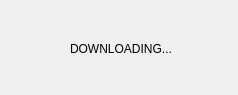
Qt form PRAGA/formDownload.ui (gaowudao/CRITERIA3D) before a commit.
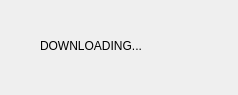
The same form after that commit.

Commit message: speed download

```diff
--- a/PRAGA/formDownload.ui
+++ b/PRAGA/formDownload.ui
@@ -16,13 +16,16 @@
   <property name="autoFillBackground">
    <bool>true</bool>
   </property>
-  <widget class="QLabel" name="label">
+  <widget class="QLabel" name="mainLabel">
+   <property name="enabled">
+    <bool>true</bool>
+   </property>
    <property name="geometry">
     <rect>
-     <x>70</x>
-     <y>40</y>
-     <width>107</width>
-     <height>18</height>
+     <x>40</x>
+     <y>20</y>
+     <width>161</width>
+     <height>51</height>
     </rect>
    </property>
    <property name="text">
```
The commit also changes 9 other files.
